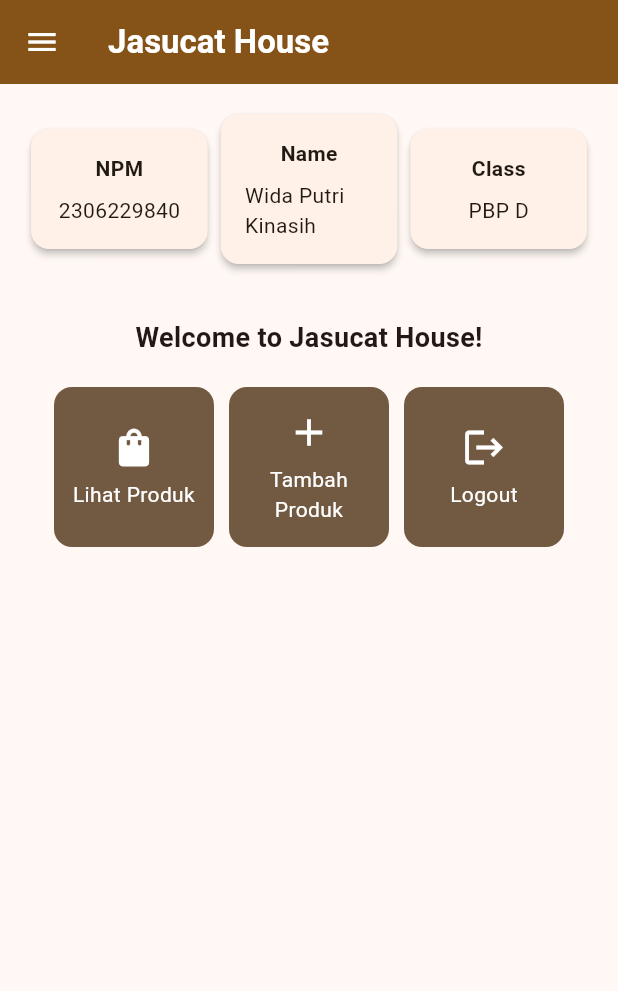
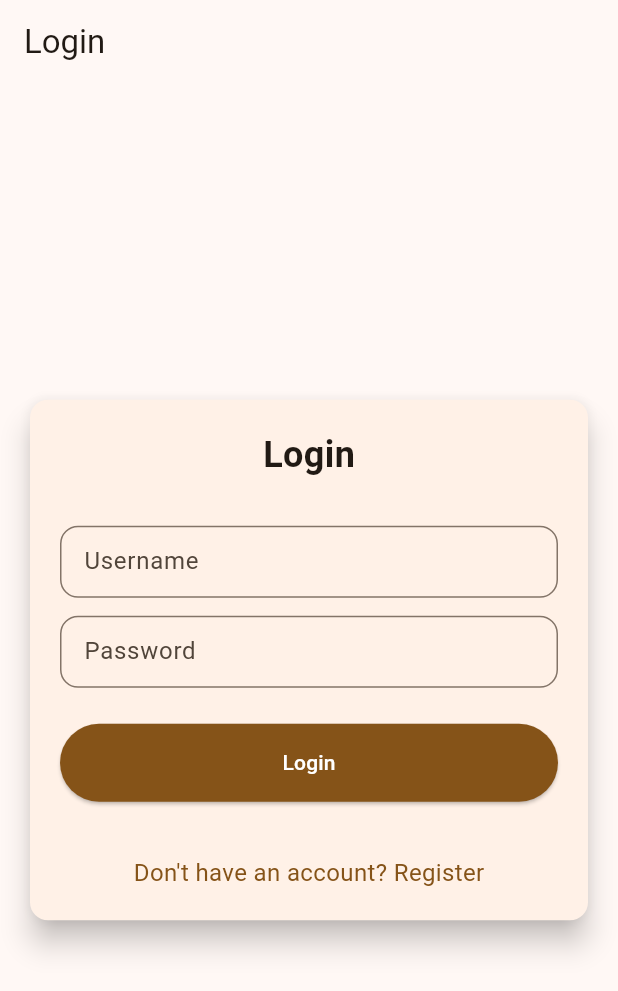
Before and after one commit to widaputri/jasucat-house-mobile, a Flutter app: the screen it shows after launch, on a phone screen of 412 x 824 dp. Shown: the top 991 px of the screen. Run offline on Flutter 3.47's test engine with Material 3 defaults, Android fonts, the phone set to English and light mode, and no system bars; missing offline and left inert: pbp_django_auth.

Commit message:
feat: add product model and update dependencies; implement product listing and login functionality

```diff
--- a/lib/main.dart
+++ b/lib/main.dart
@@ -1,5 +1,7 @@
 import 'package:flutter/material.dart';
-import 'package:jasucat_house/screens/menu.dart';
+import 'package:pbp_django_auth/pbp_django_auth.dart';
+import 'package:provider/provider.dart';
+import 'package:jasucat_house/screens/login.dart';
 
 void main() {
   runApp(const MyApp());
@@ -11,29 +13,20 @@ class MyApp extends StatelessWidget {
   // This widget is the root of your application.
   @override
   Widget build(BuildContext context) {
-    return MaterialApp(
+    return Provider(
+      create: (_) {
+        CookieRequest request = CookieRequest();
+        return request;
+      },
+      child: MaterialApp(
       title: 'Jasucat House',
       theme: ThemeData(
-        // This is the theme of your application.
-        //
-        // TRY THIS: Try running your application with "flutter run". You'll see
-        // the application has a purple toolbar. Then, without quitting the app,
-        // try changing the seedColor in the colorScheme below to Colors.green
-        // and then invoke "hot reload" (save your changes or press the "hot
-        // reload" button in a Flutter-supported IDE, or press "r" if you used
-        // the command line to start the app).
-        //
-        // Notice that the counter didn't reset back to zero; the application
-        // state is not lost during the reload. To reset the state, use hot
-        // restart instead.
-        //
-        // This works for code too, not just values: Most code changes can be
-        // tested with just a hot reload.
         colorScheme: ColorScheme.fromSeed(
             seedColor: const Color.fromARGB(255, 212, 132, 33)),
         useMaterial3: true,
       ),
-      home: MyHomePage(),
+      home: const LoginPage(),
+      ),
     );
   }
 }
--- /dev/null
+++ b/lib/screens/login.dart
@@ -0,0 +1,180 @@
+import 'package:jasucat_house/screens/menu.dart';
+import 'package:flutter/material.dart';
+import 'package:pbp_django_auth/pbp_django_auth.dart';
+import 'package:provider/provider.dart';
+import 'package:jasucat_house/screens/register.dart';
+
+void main() {
+  runApp(const LoginApp());
+}
+
+class LoginApp extends StatelessWidget {
+  const LoginApp({super.key});
+
+  @override
+  Widget build(BuildContext context) {
+    return MaterialApp(
+      title: 'Login',
+      theme: ThemeData(
+        useMaterial3: true,
+        colorScheme: ColorScheme.fromSwatch(
+          primarySwatch: Colors.deepPurple,
+        ).copyWith(secondary: Colors.deepPurple[400]),
+      ),
+      home: const LoginPage(),
+    );
+  }
+}
+
+class LoginPage extends StatefulWidget {
+  const LoginPage({super.key});
+
+  @override
+  State<LoginPage> createState() => _LoginPageState();
+}
+
+class _LoginPageState extends State<LoginPage> {
+  final TextEditingController _usernameController = TextEditingController();
+  final TextEditingController _passwordController = TextEditingController();
+
+  @override
+  Widget build(BuildContext context) {
+    final request = context.watch<CookieRequest>();
+
+    return Scaffold(
+      appBar: AppBar(
+        title: const Text('Login'),
+      ),
+      body: Center(
+        child: SingleChildScrollView(
+          padding: const EdgeInsets.all(16.0),
+          child: Card(
+            elevation: 8,
+            shape: RoundedRectangleBorder(
+              borderRadius: BorderRadius.circular(12.0),
+            ),
+            child: Padding(
+              padding: const EdgeInsets.all(20.0),
+              child: Column(
+                mainAxisSize: MainAxisSize.min,
+                children: [
+                  const Text(
+                    'Login',
+                    style: TextStyle(
+                      fontSize: 24.0,
+                      fontWeight: FontWeight.bold,
+                    ),
+                  ),
+                  const SizedBox(height: 30.0),
+                  TextField(
+                    controller: _usernameController,
+                    decoration: const InputDecoration(
+                      labelText: 'Username',
+                      hintText: 'Enter your username',
+                      border: OutlineInputBorder(
+                        borderRadius: BorderRadius.all(Radius.circular(12.0)),
+                      ),
+                      contentPadding:
+                          EdgeInsets.symmetric(horizontal: 12.0, vertical: 8.0),
+                    ),
+                  ),
+                  const SizedBox(height: 12.0),
+                  TextField(
+                    controller: _passwordController,
+                    decoration: const InputDecoration(
+                      labelText: 'Password',
+                      hintText: 'Enter your password',
+                      border: OutlineInputBorder(
+                        borderRadius: BorderRadius.all(Radius.circular(12.0)),
+                      ),
+                      contentPadding:
+                          EdgeInsets.symmetric(horizontal: 12.0, vertical: 8.0),
+                    ),
+                    obscureText: true,
+                  ),
+                  const SizedBox(height: 24.0),
+                  ElevatedButton(
+                    onPressed: () async {
+                      String username = _usernameController.text;
+                      String password = _passwordController.text;
+
+                      // Cek kredensial
+                      // Untuk menyambungkan Android emulator dengan Django pada localhost,
+                      // gunakan URL http://10.0.2.2/
+                      final response = await request
+                          .login("http://localhost:8000/auth/login/", {
+                        'username': username,
+                        'password': password,
+                      });
+
+                      if (request.loggedIn) {
+                        String message = response['message'];
+                        String uname = response['username'];
+                        if (context.mounted) {
+                          Navigator.pushReplacement(
+                            context,
+                            MaterialPageRoute(
+                                builder: (context) => MyHomePage()),
+                          );
+                          ScaffoldMessenger.of(context)
+                            ..hideCurrentSnackBar()
+                            ..showSnackBar(
+                              SnackBar(
+                                  content:
+                                      Text("$message Selamat datang, $uname.")),
+                            );
+                        }
+                      } else {
+                        if (context.mounted) {
+                          showDialog(
+                            context: context,
+                            builder: (context) => AlertDialog(
+                              title: const Text('Login Gagal'),
+                              content: Text(response['message']),
+                              actions: [
+                                TextButton(
+                                  child: const Text('OK'),
+                                  onPressed: () {
+                                    Navigator.pop(context);
+                                  },
+                                ),
+                              ],
+                            ),
+                          );
+                        }
+                      }
+                    },
+                    style: ElevatedButton.styleFrom(
+                      foregroundColor: Colors.white,
+                      minimumSize: Size(double.infinity, 50),
+                      backgroundColor: Theme.of(context).colorScheme.primary,
+                      padding: const EdgeInsets.symmetric(vertical: 16.0),
+                    ),
+                    child: const Text('Login'),
+                  ),
+                  const SizedBox(height: 36.0),
+                  GestureDetector(
+                    onTap: () {
+                      Navigator.push(
+                        context,
+                        MaterialPageRoute(
+                            builder: (context) => const RegisterPage()),
+                      );
+                    },
+                    child: Text(
+                      'Don\'t have an account? Register',
+                      style: TextStyle(
+                        color: Theme.of(context).colorScheme.primary,
+                        fontSize: 16.0,
+                      ),
+                    ),
+                  ),
+                ],
+              ),
+            ),
+          ),
+        ),
+      ),
+    );
+  }
+}
--- a/pubspec.yaml
+++ b/pubspec.yaml
@@ -35,6 +35,9 @@ dependencies:
   # The following adds the Cupertino Icons font to your application.
   # Use with the CupertinoIcons class for iOS style icons.
   cupertino_icons: ^1.0.8
+  provider: ^6.1.2
+  pbp_django_auth: ^0.4.0
+  http: ^1.2.2
 
 dev_dependencies:
   flutter_test:
```
Also changed, not shown: lib/models/product.dart (added, +66 -0 lines), lib/screens/list_product.dart (added, +106 -0 lines), lib/screens/product_form.dart (+36 -31 lines), lib/screens/register.dart (added, +165 -0 lines), lib/widgets/left_drawer.dart (+13 -3 lines), lib/widgets/product_card.dart (+37 -1 lines), package-lock.json (added), pubspec.lock, 2 other files.
